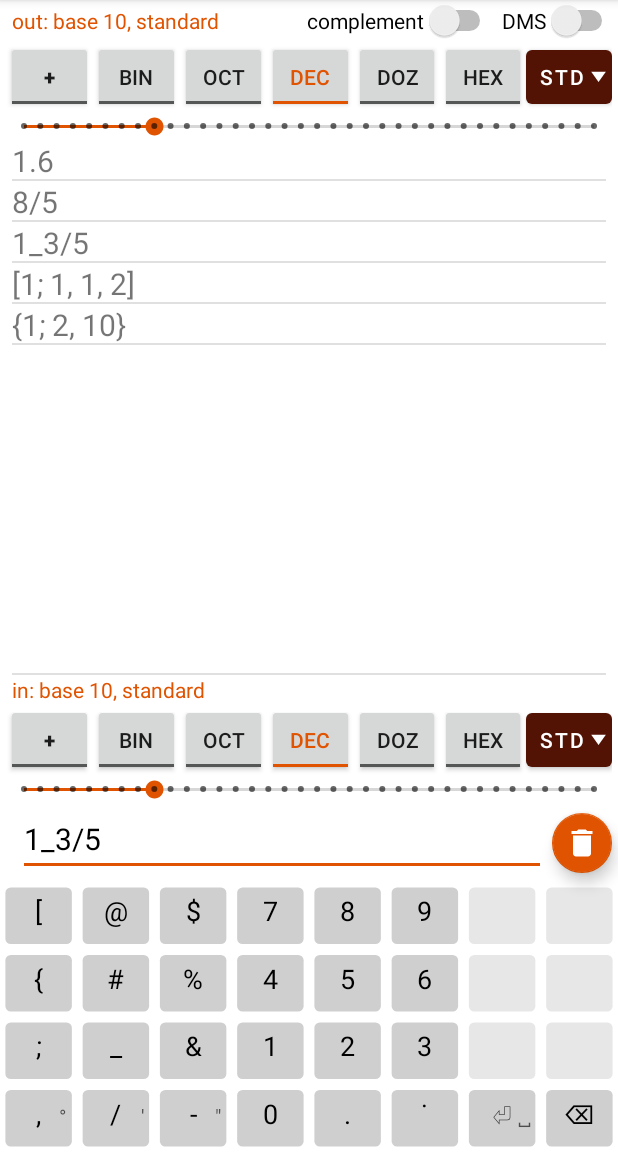
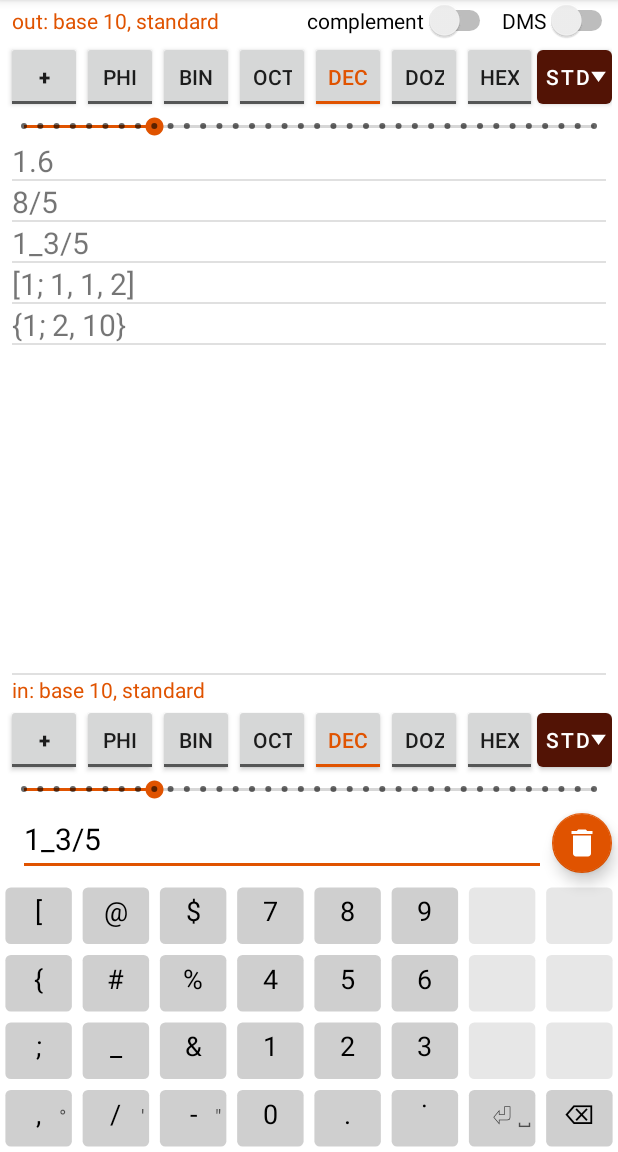
Before and after one commit to Anypodetos/qonvert, an Android app: the screen it shows after launch (MainActivity), on a phone screen of 412 x 824 dp, the part 84-1236 px from its top. Run offline under Robolectric (Android 15) with nearby library versions, the phone set to English and light mode, and no system bars.

Commit message:
Add files via upload

```diff
--- a/Qonvert/src/main/res/layout/activity_help.xml
+++ b/Qonvert/src/main/res/layout/activity_help.xml
@@ -64,7 +64,7 @@ Contact: <https://lemizh.conlang.org/home/contact.php?about=qonvert>
 
     </com.google.android.material.tabs.TabLayout>
 
-    <androidx.viewpager.widget.ViewPager
+    <androidx.viewpager2.widget.ViewPager2
             android:id="@+id/pager"
             android:layout_width="0dp"
             android:layout_height="0dp"
--- a/Qonvert/src/main/res/layout/activity_main.xml
+++ b/Qonvert/src/main/res/layout/activity_main.xml
@@ -71,6 +71,18 @@ Contact: <https://lemizh.conlang.org/home/contact.php?about=qonvert>
                         android:textOff="@string/bPos"
                         android:textOn="@string/bNeg"
                         android:fontFamily="sans-serif-black"
+                        tools:ignore="TouchTargetSizeCheck" />
+
+                <ToggleButton
+                        android:id="@+id/outToggleButtonPhi"
+                        android:layout_width="match_parent"
+                        android:layout_height="wrap_content"
+                        android:layout_weight="1"
+                        android:ellipsize="none"
+                        android:singleLine="true"
+                        android:textColor="@color/base_buttons"
+                        android:textOff="@string/b1"
+                        android:textOn="@string/b1"
                         tools:ignore="TouchTargetSizeCheck" />
 
                 <ToggleButton
@@ -216,7 +228,7 @@ Contact: <https://lemizh.conlang.org/home/contact.php?about=qonvert>
                     style="@style/Widget.AppCompat.SeekBar.Discrete"
                     android:layout_width="0dp"
                     android:layout_height="wrap_content"
-                    android:max="35"
+                    android:max="36"
                     android:progress="0"
                     app:layout_constraintBottom_toTopOf="@+id/textOutput0"
                     app:layout_constraintEnd_toEndOf="parent"
@@ -493,6 +505,18 @@ Contact: <https://lemizh.conlang.org/home/contact.php?about=qonvert>
                 tools:ignore="TouchTargetSizeCheck" />
 
         <ToggleButton
+                android:id="@+id/inToggleButtonPhi"
+                android:layout_width="match_parent"
+                android:layout_height="wrap_content"
+                android:layout_weight="1"
+                android:ellipsize="none"
+                android:singleLine="true"
+                android:textColor="@color/base_buttons"
+                android:textOff="@string/b1"
+                android:textOn="@string/b1"
+                tools:ignore="TouchTargetSizeCheck" />
+
+        <ToggleButton
                 android:id="@+id/inToggleButton2"
                 android:layout_width="match_parent"
                 android:layout_height="wrap_content"
@@ -635,7 +659,7 @@ Contact: <https://lemizh.conlang.org/home/contact.php?about=qonvert>
             style="@style/Widget.AppCompat.SeekBar.Discrete"
             android:layout_width="0dp"
             android:layout_height="wrap_content"
-            android:max="35"
+            android:max="36"
             android:progress="0"
             app:layout_constraintBottom_toTopOf="@+id/editInput"
             app:layout_constraintEnd_toEndOf="parent"
--- a/Qonvert/src/main/res/layout/activity_settings.xml
+++ b/Qonvert/src/main/res/layout/activity_settings.xml
@@ -1,16 +1,21 @@
 <!--
 Copyright 2020, 2022 Anypodetos (Michael Weber)
+
 This file is part of Qonvert.
+
 Qonvert is free software: you can redistribute it and/or modify
 it under the terms of the GNU General Public License as published by
 the Free Software Foundation, either version 3 of the License, or
 (at your option) any later version.
+
 Qonvert is distributed in the hope that it will be useful,
 but WITHOUT ANY WARRANTY; without even the implied warranty of
 MERCHANTABILITY or FITNESS FOR A PARTICULAR PURPOSE.  See the
 GNU General Public License for more details.
+
 You should have received a copy of the GNU General Public License
 along with Qonvert. If not, see <https://www.gnu.org/licenses/>.
+
 Contact: <https://lemizh.conlang.org/home/contact.php?about=qonvert>
 -->
 
--- a/Qonvert/src/main/res/layout/fragment_list.xml
+++ b/Qonvert/src/main/res/layout/fragment_list.xml
@@ -85,10 +85,11 @@ Contact: <https://lemizh.conlang.org/home/contact.php?about=qonvert>
             android:focusable="true"
             android:background="?attr/selectableItemBackground"
             android:gravity="center_vertical"
-            android:paddingTop="5dp"
+            android:paddingTop="20dp"
             android:paddingBottom="5dp"
             android:text="@string/menu_dots"
-            app:layout_constraintTop_toBottomOf="@+id/inputText" />
+            app:layout_constraintTop_toBottomOf="@+id/inputText"
+            android:layout_marginTop="-15dp" />
 
     <com.google.android.material.floatingactionbutton.FloatingActionButton
             android:layout_width="wrap_content"
--- a/Qonvert/src/main/res/menu/menu_list.xml
+++ b/Qonvert/src/main/res/menu/menu_list.xml
@@ -50,6 +50,9 @@ Contact: <https://lemizh.conlang.org/home/contact.php?about=qonvert>
     </group>
     <group android:id="@+id/group2">
         <item
+            android:id="@+id/countItem"
+            android:visible="false" />
+        <item
             android:title="@string/menu_interval"
             android:id="@+id/playItem"
             android:visible="false" />
--- a/Qonvert/src/main/res/values/arrays.xml
+++ b/Qonvert/src/main/res/values/arrays.xml
@@ -63,8 +63,8 @@ Contact: <https://lemizh.conlang.org/home/contact.php?about=qonvert>
     </string-array>
 
     <string-array name="choose_base">
-        <item>Type an input base (±2…%d)</item>
-        <item>Type an output base (±2…%d)</item>
+        <item>Input base (±2…%d)</item>
+        <item>Output base (±2…%d)</item>
     </string-array>
 
     <string-array name="interval_names">
@@ -207,6 +207,7 @@ Contact: <https://lemizh.conlang.org/home/contact.php?about=qonvert>
 
     <string-array name="buttons_entries">
         <item>Switch sign (+/−)</item>
+        <item>Phinary (φ)</item>
         <item>Binary (2)</item>
         <item>Ternary (3)</item>
         <item>Senary (6)</item>
@@ -220,6 +221,7 @@ Contact: <https://lemizh.conlang.org/home/contact.php?about=qonvert>
     </string-array>
     <string-array name="buttons_values" translatable="false">
         <item>-1</item>
+        <item>1</item>
         <item>2</item>
         <item>3</item>
         <item>6</item>
```
Also changed, not shown: Qonvert/src/main/res/values/strings.xml (+110 -57 lines), 2 other files.
